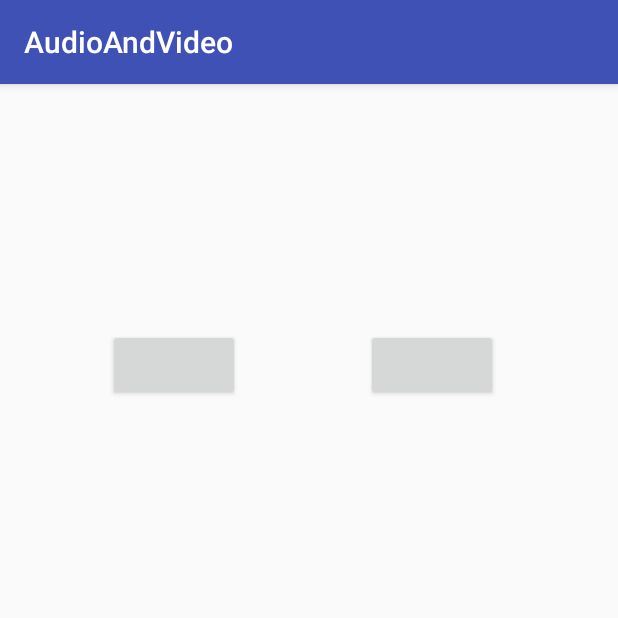
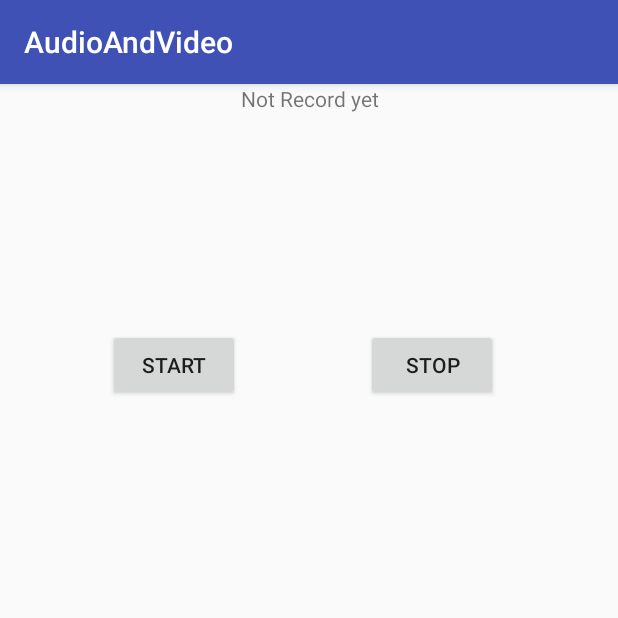
Before and after one commit to u3shadow/AudioAndVideo, an Android app: the screen it shows after launch (RecordAudioActivity), on a phone screen of 412 x 824 dp, the top half of it. Run offline under Robolectric (Android 15) with nearby library versions, the phone set to English and light mode, and no system bars; our stand-ins replace data binding.

Commit message:
add viewmodel for record audio

```diff
--- a/app/src/main/java/com/u3coding/playerandrecoder/audiorecoder/RecordAudioActivity.java
+++ b/app/src/main/java/com/u3coding/playerandrecoder/audiorecoder/RecordAudioActivity.java
@@ -1,5 +1,6 @@
 package com.u3coding.playerandrecoder.audiorecoder;
 
+import android.arch.lifecycle.ViewModelProviders;
 import android.databinding.DataBindingUtil;
 import android.support.v7.app.AppCompatActivity;
 import android.os.Bundle;
@@ -8,10 +9,12 @@ import com.u3coding.audioandvideo.R;
 import com.u3coding.audioandvideo.databinding.ActivityRecordAudioBinding;
 
 public class RecordAudioActivity extends AppCompatActivity {
-
+    private RecordAudioViewModel viewModel;
     @Override
     protected void onCreate(Bundle savedInstanceState) {
        super.onCreate(savedInstanceState);
        ActivityRecordAudioBinding binding = DataBindingUtil.setContentView(this,R.layout.activity_record_audio);
+       viewModel = ViewModelProviders.of(this).get(RecordAudioViewModel.class);
+       binding.setPagetext(viewModel.getPageText());
     }
 }
--- /dev/null
+++ b/app/src/main/java/com/u3coding/playerandrecoder/audiorecoder/RecordAudioViewModel.java
@@ -0,0 +1,24 @@
+package com.u3coding.playerandrecoder.audiorecoder;
+
+import android.app.Application;
+import android.arch.lifecycle.AndroidViewModel;
+import android.content.Context;
+import android.support.annotation.NonNull;
+
+import com.u3coding.audioandvideo.R;
+
+public class RecordAudioViewModel extends AndroidViewModel {
+    private RecordPage page;
+    private Context context;
+    public RecordAudioViewModel(@NonNull Application application) {
+        super(application);
+        context = application.getApplicationContext();
+        page = new RecordPage();
+        page.recordText.set(context.getString(R.string.no_record));
+        page.startBtText.set(context.getString(R.string.start));
+        page.stopBtText.set(context.getString(R.string.stop));
+    }
+    public RecordPage getPageText(){
+        return page;
+    }
+}
--- a/app/src/main/res/values/strings.xml
+++ b/app/src/main/res/values/strings.xml
@@ -2,4 +2,7 @@
     <string name="app_name">AudioAndVideo</string>
     <string name="extrat">extrat</string>
     <string name="merge">merge</string>
+    <string name="no_record">Not Record yet</string>
+    <string name="start">start</string>
+    <string name="stop">stop</string>
 </resources>
```
